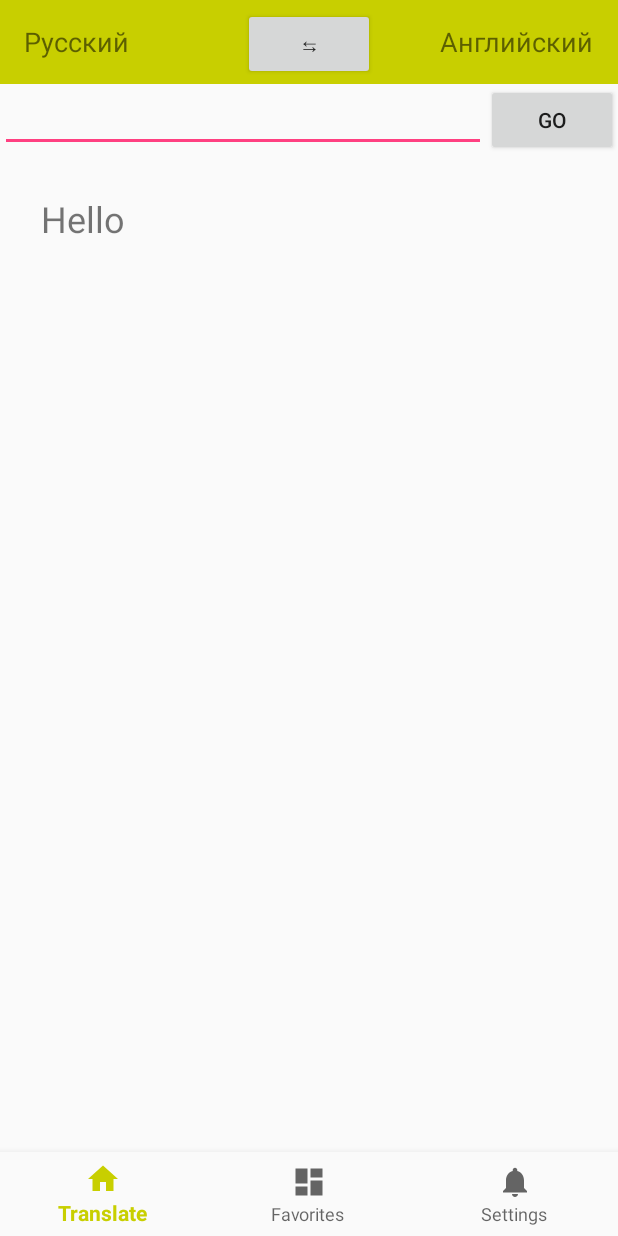
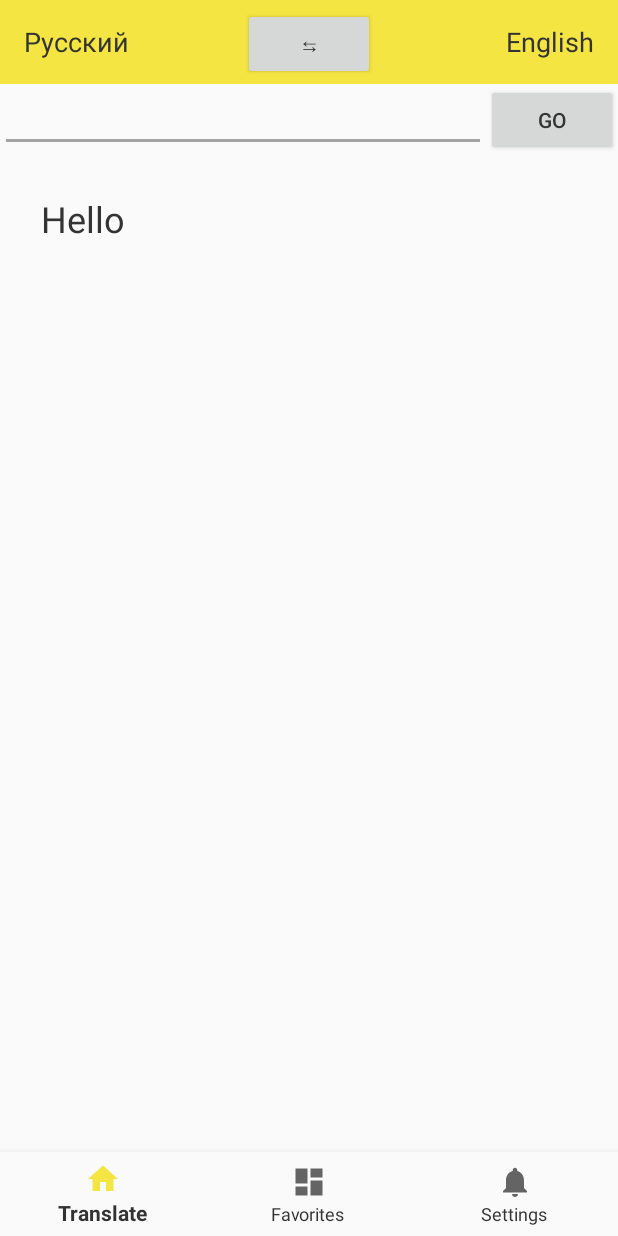
Before and after one commit to mlshv/SimpleTranslate, an Android app: the screen it shows after launch (MainActivity), on a phone screen of 412 x 824 dp. Run offline under Robolectric (Android 15) with nearby library versions, the phone set to English and light mode, and no system bars.

Commit message:
Обновлён вид приложения

```diff
--- a/app/src/main/res/values/colors.xml
+++ b/app/src/main/res/values/colors.xml
@@ -1,6 +1,11 @@
 <?xml version="1.0" encoding="utf-8"?>
 <resources>
-    <color name="colorPrimary">#C8CF00</color>
-    <color name="colorPrimaryDark">#C8CF00</color>
-    <color name="colorAccent">#FF4081</color>
+    <color name="colorPrimary">#f4e542</color>
+    <color name="colorPrimaryDark">#f4e542</color>
+    <color name="colorAccent">#a3a3a3</color>
+    <color name="colorTextPrimary">#333</color>
+    <color name="colorTextSecondary">#555</color>
+
+    <color name="favoriteCheckboxChecked">#f4e542</color>
+    <color name="favoriteCheckboxUnchecked">#444</color>
 </resources>
--- a/app/src/main/res/values/dimens.xml
+++ b/app/src/main/res/values/dimens.xml
@@ -1,7 +1,6 @@
 <resources>
-    <!-- Default screen margins, per the Android Design guidelines. -->
     <dimen name="activity_horizontal_margin">16dp</dimen>
     <dimen name="activity_vertical_margin">16dp</dimen>
     <dimen name="activity_horizontal_padding">16dp</dimen>
-    <dimen name="activity_vertical_padding">16dp</dimen>
+    <dimen name="activity_vertical_padding">9dp</dimen>
 </resources>
--- a/app/src/main/res/values/strings.xml
+++ b/app/src/main/res/values/strings.xml
@@ -4,5 +4,5 @@
     <string name="title_favorites">Favorites</string>
     <string name="title_settings">Settings</string>
     <string name="russian">Русский</string>
-    <string name="english">Английский</string>
+    <string name="english">English</string>
 </resources>
```
Also changed, not shown: app/src/main/res/values/styles.xml (+6 -2 lines).
